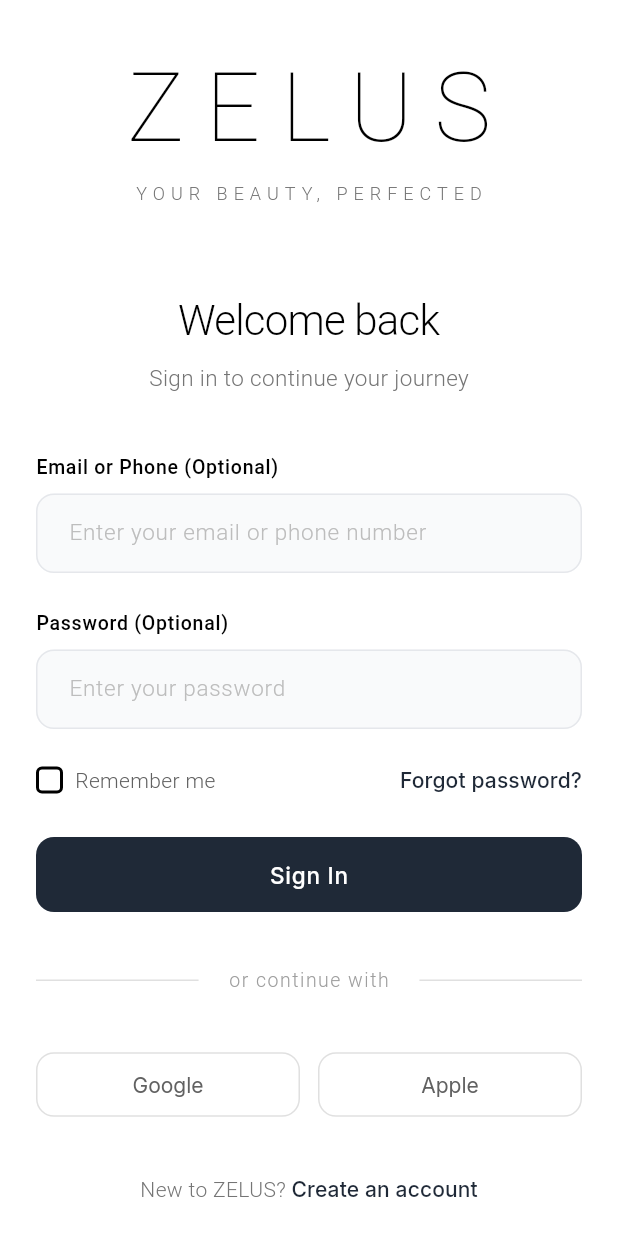
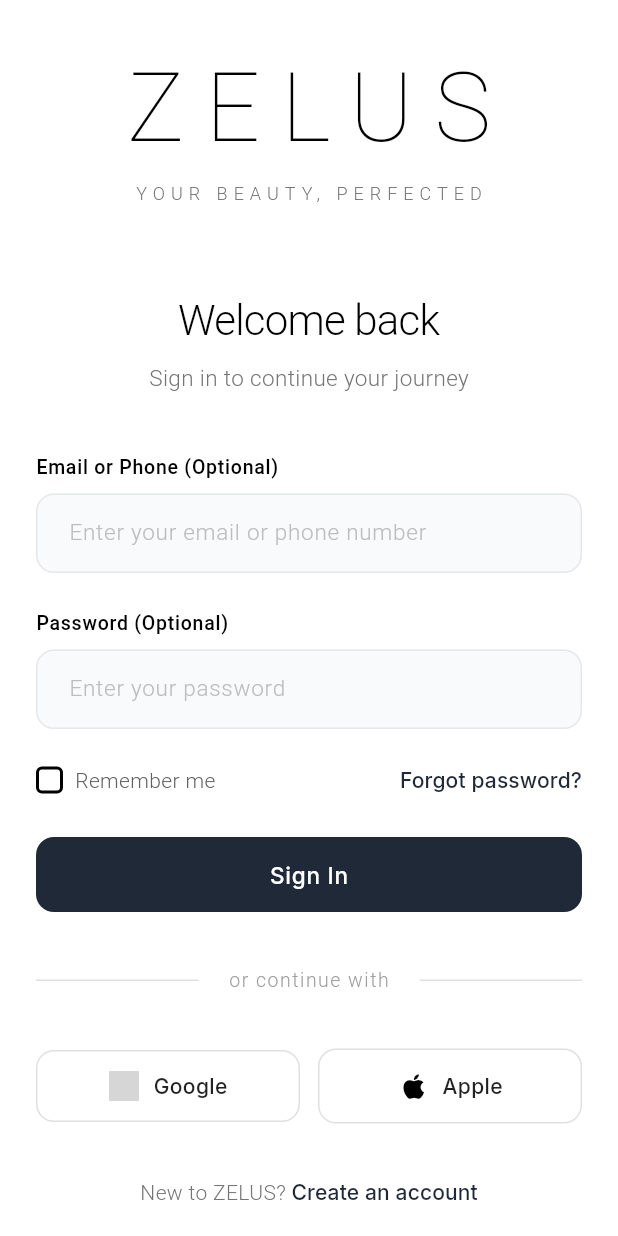
Before and after one commit to qunexadmin/Zelus, a Flutter app: the screen it shows after launch, on a phone screen of 412 x 824 dp. Run offline on Flutter 3.47's test engine with Material 3 defaults, Android fonts, the light colour scheme and no system bars; our stand-ins replace cached_network_image, dio, flutter_riverpod, freezed_annotation, go_router, google_fonts and 4 more; generated files the repository leaves out were written again; network calls fail; Roboto replaces fonts that are missing (Helvetica Neue); grey boxes are pictures that could not be loaded.

```diff
--- a/mobile/lib/features/screens/explore_screen.dart
+++ b/mobile/lib/features/screens/explore_screen.dart
@@ -216,12 +216,12 @@
                     ),
                   ),
 
-                  const SizedBox(height: 20),
+                  const SizedBox(height: 16),
 
                   // Active Filters Summary
                   if (_hasActiveFilters()) _buildActiveFiltersSummary(),
 
-                  const SizedBox(height: 16),
+                  if (_hasActiveFilters() || _availableNow) const SizedBox(height: 12),
 
                   // Available Now Section
                   if (_availableNow) _buildAvailableNowSection(),
--- a/mobile/lib/features/screens/login_screen.dart
+++ b/mobile/lib/features/screens/login_screen.dart
@@ -378,47 +378,101 @@
     return Row(
       children: [
         Expanded(
-          child: _buildSocialButton(
-            label: 'Google',
-            onPressed: () {
-              // TODO: Implement Google Sign In
-            },
-          ),
+          child: _buildGoogleButton(),
         ),
         const SizedBox(width: 12),
         Expanded(
-          child: _buildSocialButton(
-            label: 'Apple',
-            onPressed: () {
-              // TODO: Implement Apple Sign In
-            },
-          ),
+          child: _buildAppleButton(),
         ),
       ],
     );
   }
 
-  Widget _buildSocialButton({
-    required String label,
-    required VoidCallback onPressed,
-  }) {
+  Widget _buildGoogleButton() {
     return OutlinedButton(
-      onPressed: onPressed,
+      onPressed: () {
+        HapticFeedback.lightImpact();
+        // TODO: Implement Google Sign In
+        ScaffoldMessenger.of(context).showSnackBar(
+          const SnackBar(content: Text('Google Sign In coming soon!')),
+        );
+      },
       style: OutlinedButton.styleFrom(
-        padding: const EdgeInsets.symmetric(vertical: 13, horizontal: 16),
+        padding: const EdgeInsets.symmetric(vertical: 14, horizontal: 16),
         side: BorderSide(color: Colors.grey[300]!),
         shape: RoundedRectangleBorder(
           borderRadius: BorderRadius.circular(12),
         ),
         backgroundColor: Colors.white,
-        foregroundColor: Colors.grey[700],
       ),
-      child: Text(
-        label,
-        style: const TextStyle(
-          fontSize: 14,
-          fontWeight: FontWeight.w400,
+      child: Row(
+        mainAxisAlignment: MainAxisAlignment.center,
+        children: [
+          // Google Logo SVG
+          Container(
+            width: 20,
+            height: 20,
+            decoration: BoxDecoration(
+              image: DecorationImage(
+                image: NetworkImage(
+                  'https://www.gstatic.com/firebasejs/ui/2.0.0/images/auth/google.svg',
+                ),
+                fit: BoxFit.contain,
+              ),
+            ),
+          ),
+          const SizedBox(width: 10),
+          const Text(
+            'Google',
+            style: TextStyle(
+              fontSize: 14,
+              fontWeight: FontWeight.w500,
+              color: Colors.black87,
+              letterSpacing: 0.25,
+            ),
+          ),
+        ],
+      ),
+    );
+  }
+
+  Widget _buildAppleButton() {
+    return OutlinedButton(
+      onPressed: () {
+        HapticFeedback.lightImpact();
+        // TODO: Implement Apple Sign In
+        ScaffoldMessenger.of(context).showSnackBar(
+          const SnackBar(content: Text('Apple Sign In coming soon!')),
+        );
+      },
+      style: OutlinedButton.styleFrom(
+        padding: const EdgeInsets.symmetric(vertical: 14, horizontal: 16),
+        side: BorderSide(color: Colors.grey[300]!),
+        shape: RoundedRectangleBorder(
+          borderRadius: BorderRadius.circular(12),
         ),
+        backgroundColor: Colors.white,
+      ),
+      child: Row(
+        mainAxisAlignment: MainAxisAlignment.center,
+        children: [
+          // Apple Logo - Using Icon
+          const Icon(
+            Icons.apple,
+            size: 22,
+            color: Colors.black,
+          ),
+          const SizedBox(width: 8),
+          const Text(
+            'Apple',
+            style: TextStyle(
+              fontSize: 14,
+              fontWeight: FontWeight.w500,
+              color: Colors.black87,
+              letterSpacing: 0.25,
+            ),
+          ),
+        ],
       ),
     );
   }
```
Also changed, not shown: mobile/lib/core/widgets/pro_profile_card.dart (+146 -86 lines).
